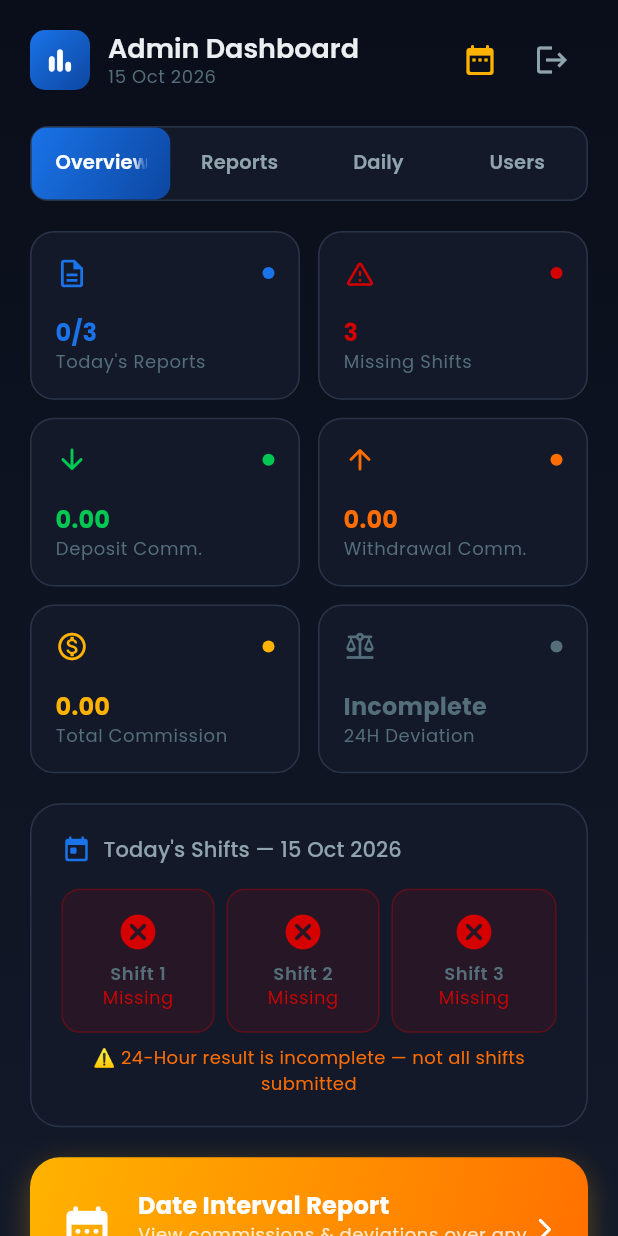
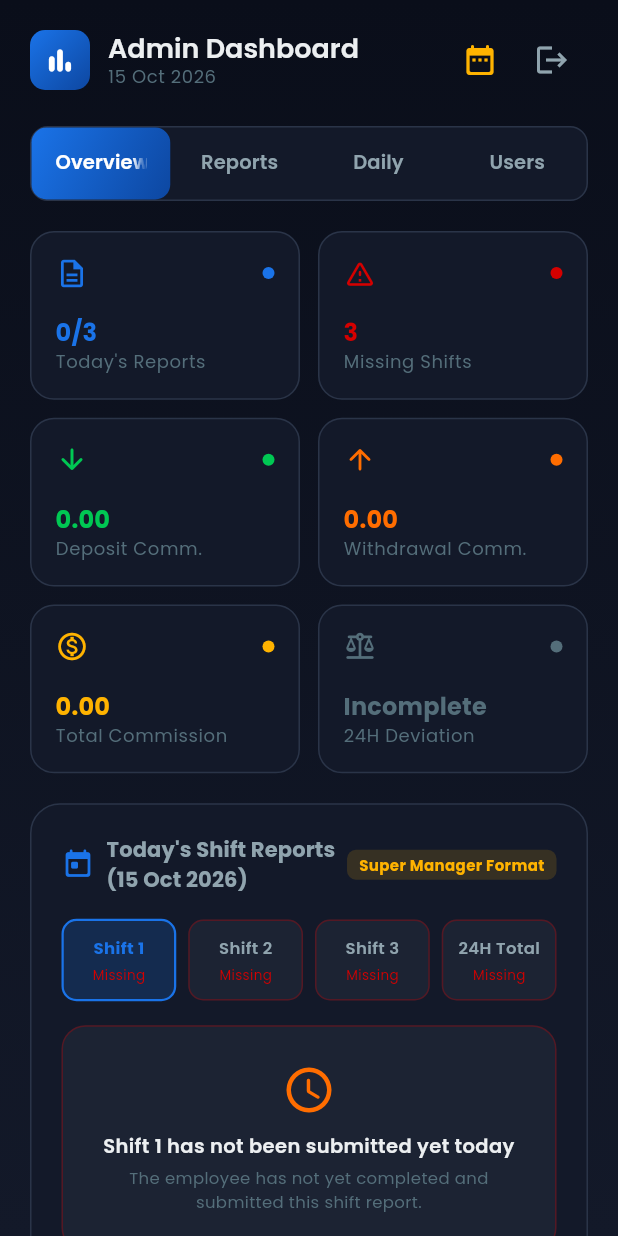
Before and after one commit to Trover21/MelBet-Report-Kidu, a Flutter app: the AdminDashboardScreen screen opened by its route, on a phone screen of 412 x 824 dp. Run offline on Flutter 3.47's test engine with Material 3 defaults, Android fonts, the phone set to English and light mode, and no system bars; drawn by our look-alikes of flutter_animate; our stand-ins replace dio, go_router, google_fonts, shared_preferences; accounts and stored records are empty; network calls fail.

Commit message:
feat: add Super Manager format shift report display with exact requested fields and copy to clipboard

```diff
--- a/lib/screens/admin/admin_dashboard_screen.dart
+++ b/lib/screens/admin/admin_dashboard_screen.dart
@@ -9,6 +9,7 @@ import '../../providers/report_provider.dart';
 import '../../data/models/shift_report_model.dart';
 import '../../data/models/user_model.dart';
 import 'widgets/status_badge.dart';
+import '../../widgets/super_manager_report_card.dart';
 
 class AdminDashboardScreen extends StatefulWidget {
   const AdminDashboardScreen({super.key});
@@ -32,6 +33,7 @@ class _AdminDashboardScreenState extends State<AdminDashboardScreen>
   }
 
   String _userFilter = 'all'; // 'all', 'pending', 'active', 'disabled'
+  int _selectedTodayShift = 1; // 1, 2, 3, or 0 (0 = 24H aggregate)
 
   @override
   void dispose() {
@@ -351,6 +353,15 @@ class _AdminDashboardScreenState extends State<AdminDashboardScreen>
 
   Widget _buildTodaysShiftStatus(BuildContext context, ReportProvider rp) {
     final todayReports = rp.todaysReports;
+    final s1 = todayReports.where((r) => r.shiftNumber == 1).firstOrNull;
+    final s2 = todayReports.where((r) => r.shiftNumber == 2).firstOrNull;
+    final s3 = todayReports.where((r) => r.shiftNumber == 3).firstOrNull;
+
+    // Determine current report to display
+    ShiftReport? selectedReport;
+    if (_selectedTodayShift == 1) selectedReport = s1;
+    if (_selectedTodayShift == 2) selectedReport = s2;
+    if (_selectedTodayShift == 3) selectedReport = s3;
 
     return Container(
       padding: const EdgeInsets.all(20),
@@ -365,106 +376,227 @@ class _AdminDashboardScreenState extends State<AdminDashboardScreen>
           Row(
             children: [
               const Icon(Icons.today_rounded,
-                  color: AppTheme.primary, size: 20),
+                  color: AppTheme.primary, size: 22),
               const SizedBox(width: 8),
-              Text(
-                "Today's Shifts — ${AppUtils.formatDate(DateTime.now())}",
-                style: Theme.of(context).textTheme.titleSmall,
+              Expanded(
+                child: Text(
+                  "Today's Shift Reports (${AppUtils.formatDate(DateTime.now())})",
+                  style: Theme.of(context).textTheme.titleSmall?.copyWith(fontWeight: FontWeight.bold),
+                ),
+              ),
+              Container(
+                padding: const EdgeInsets.symmetric(horizontal: 8, vertical: 3),
+                decoration: BoxDecoration(
+                  color: AppTheme.accent.withOpacity(0.15),
+                  borderRadius: BorderRadius.circular(6),
+                ),
+                child: const Text(
+                  'Super Manager Format',
+                  style: TextStyle(
+                    color: AppTheme.accent,
+                    fontSize: 10,
+                    fontWeight: FontWeight.bold,
+                  ),
+                ),
               ),
             ],
           ),
           const SizedBox(height: 16),
+
+          // ── Shift Selector Tabs ──────────────────────────────────
           Row(
-            children: List.generate(3, (i) {
-              final shift = i + 1;
-              final rep = todayReports
-                  .where((r) => r.shiftNumber == shift)
-                  .firstOrNull;
-              final hasReport = rep != null;
+            children: [
+              _shiftSelectorChip(
+                label: 'Shift 1',
+                shiftNum: 1,
+                hasReport: s1 != null,
+                dev: s1?.deviation,
+                isSelected: _selectedTodayShift == 1,
+                onTap: () => setState(() => _selectedTodayShift = 1),
+              ),
+              const SizedBox(width: 8),
+              _shiftSelectorChip(
+                label: 'Shift 2',
+                shiftNum: 2,
+                hasReport: s2 != null,
+                dev: s2?.deviation,
+                isSelected: _selectedTodayShift == 2,
+                onTap: () => setState(() => _selectedTodayShift = 2),
+              ),
+              const SizedBox(width: 8),
+              _shiftSelectorChip(
+                label: 'Shift 3',
+                shiftNum: 3,
+                hasReport: s3 != null,
+                dev: s3?.deviation,
+                isSelected: _selectedTodayShift == 3,
+                onTap: () => setState(() => _selectedTodayShift = 3),
+              ),
+              const SizedBox(width: 8),
+              _shiftSelectorChip(
+                label: '24H Total',
+                shiftNum: 0,
+                hasReport: todayReports.isNotEmpty,
+                dev: rp.todays24HourDeviation,
+                isSelected: _selectedTodayShift == 0,
+                onTap: () => setState(() => _selectedTodayShift = 0),
+              ),
+            ],
+          ),
+          const SizedBox(height: 16),
+
+          // ── Super Manager Format Report Card ─────────────────────
+          if (_selectedTodayShift == 0) ...[
+            // 24-Hour Aggregated Report
+            if (todayReports.isEmpty)
+              _emptyShiftState(context, 'No shifts submitted yet today')
+            else
+              _build24HourSuperManagerCard(context, rp, todayReports)
+          ] else ...[
+            // Single Shift Report
+            if (selectedReport != null)
+              SuperManagerReportCard.fromReport(selectedReport)
+            else
+              _emptyShiftState(
+                context,
+                'Shift $_selectedTodayShift has not been submitted yet today',
+              ),
+          ],
+        ],
+      ),
+    );
+  }
+
+  Widget _shiftSelectorChip({
+    required String label,
+    required int shiftNum,
+    required bool hasReport,
+    double? dev,
+    required bool isSelected,
+    required VoidCallback onTap,
+  }) {
     return Expanded(
+      child: GestureDetector(
+        onTap: onTap,
         child: Container(
-                  margin: EdgeInsets.only(right: i < 2 ? 8 : 0),
-                  padding: const EdgeInsets.all(14),
+          padding: const EdgeInsets.symmetric(vertical: 10, horizontal: 6),
           decoration: BoxDecoration(
-                    color: hasReport
-                        ? AppTheme.success.withOpacity(0.1)
-                        : AppTheme.error.withOpacity(0.1),
-                    borderRadius: BorderRadius.circular(12),
+            color: isSelected
+                ? AppTheme.primary.withOpacity(0.2)
+                : AppTheme.bgSurface,
+            borderRadius: BorderRadius.circular(10),
             border: Border.all(
-                      color: hasReport
-                          ? AppTheme.success.withOpacity(0.3)
-                          : AppTheme.error.withOpacity(0.3),
+              color: isSelected
+                  ? AppTheme.primary
+                  : (hasReport
+                      ? AppTheme.bgBorder
+                      : AppTheme.error.withOpacity(0.3)),
+              width: isSelected ? 1.5 : 1,
             ),
           ),
           child: Column(
             children: [
-                      Icon(
-                        hasReport
-                            ? Icons.check_circle_rounded
-                            : Icons.cancel_rounded,
-                        color: hasReport ? AppTheme.success : AppTheme.error,
-                        size: 28,
-                      ),
-                      const SizedBox(height: 6),
-                      Text('Shift $shift',
-                          style: Theme.of(context)
-                              .textTheme
-                              .bodySmall
-                              ?.copyWith(fontWeight: FontWeight.w600)),
-                      if (hasReport)
               Text(
-                          AppUtils.formatDeviation(rep.deviation),
+                label,
                 style: TextStyle(
                   fontSize: 11,
-                            color: rep.deviation >= 0
+                  fontWeight: isSelected ? FontWeight.bold : FontWeight.w600,
+                  color: isSelected ? AppTheme.primary : AppTheme.textSecondary,
+                ),
+              ),
+              const SizedBox(height: 3),
+              if (hasReport && dev != null)
+                Text(
+                  AppUtils.formatDeviation(dev),
+                  style: TextStyle(
+                    fontSize: 10,
+                    fontWeight: FontWeight.bold,
+                    color: dev >= 0
                         ? AppTheme.deviationPositive
                         : AppTheme.deviationNegative,
-                            fontWeight: FontWeight.w700,
                   ),
+                  maxLines: 1,
+                  overflow: TextOverflow.ellipsis,
                 )
+              else if (hasReport)
+                const Icon(Icons.check_circle_rounded, color: AppTheme.success, size: 14)
               else
-                        Text('Missing',
-                            style: Theme.of(context)
-                                .textTheme
-                                .bodySmall
-                                ?.copyWith(color: AppTheme.error)),
+                const Text(
+                  'Missing',
+                  style: TextStyle(color: AppTheme.error, fontSize: 9),
+                ),
             ],
           ),
         ),
+      ),
     );
-            }),
+  }
+
+  Widget _build24HourSuperManagerCard(
+      BuildContext context, ReportProvider rp, List<ShiftReport> todayReports) {
+    final sorted = List<ShiftReport>.from(todayReports)
+      ..sort((a, b) => a.shiftNumber.compareTo(b.shiftNumber));
+
+    final first = sorted.first;
+    final last = sorted.last;
+
+    final initReady = first.initialReddy;
+    final initAcc = first.initialAccount;
+    final depComm = todayReports.fold(0.0, (s, r) => s + r.depositCommission);
+    final wdComm = todayReports.fold(0.0, (s, r) => s + r.withdrawalCommission);
+    final totComm = depComm + wdComm;
+    final endReady = last.endReddy;
+    final endAcc = last.endBalance + last.transferToNext;
+
+    final exp = initReady + initAcc + totComm;
+    final act = endReady + endAcc;
+    final dev = rp.todays24HourDeviation ?? (act - exp);
+
+    return SuperManagerReportCard(
+      title: '24-Hour Daily Total (${todayReports.length}/3 Shifts)',
+      date: DateTime.now(),
+      employeeName: todayReports.map((r) => 'S${r.shiftNumber}: ${r.employeeName}').join(', '),
+      initialReddy: initReady,
+      initialAccount: initAcc,
+      depositCommission: depComm,
+      withdrawalCommission: wdComm,
+      totalCommission: totComm,
+      endReddy: endReady,
+      endAccount: endAcc,
+      expected: exp,
+      actual: act,
+      deviation: dev,
+    );
+  }
+
+  Widget _emptyShiftState(BuildContext context, String message) {
+    return Container(
+      width: double.infinity,
+      padding: const EdgeInsets.all(24),
+      decoration: BoxDecoration(
+        color: AppTheme.bgSurface,
+        borderRadius: BorderRadius.circular(16),
+        border: Border.all(color: AppTheme.error.withOpacity(0.3)),
       ),
-          if (rp.todays24HourDeviation != null) ...[
-            const SizedBox(height: 12),
-            const Divider(),
-            const SizedBox(height: 8),
-            Row(
-              mainAxisAlignment: MainAxisAlignment.spaceBetween,
+      child: Column(
         children: [
-                Text('24-Hour Deviation',
-                    style: Theme.of(context).textTheme.titleSmall),
+          const Icon(Icons.schedule_rounded, color: AppTheme.warning, size: 36),
+          const SizedBox(height: 10),
           Text(
-                  AppUtils.formatDeviation(rp.todays24HourDeviation!),
-                  style: TextStyle(
-                    fontSize: 18,
-                    fontWeight: FontWeight.w700,
-                    color: rp.todays24HourDeviation! >= 0
-                        ? AppTheme.deviationPositive
-                        : AppTheme.deviationNegative,
+            message,
+            style: const TextStyle(
+              color: AppTheme.textPrimary,
+              fontWeight: FontWeight.w600,
+              fontSize: 13,
             ),
-                ),
-              ],
-            ),
-          ] else ...[
-            const SizedBox(height: 8),
-            const Center(
-              child: Text(
-                '⚠ 24-Hour result is incomplete — not all shifts submitted',
-                style: TextStyle(color: AppTheme.warning, fontSize: 12),
             textAlign: TextAlign.center,
           ),
+          const SizedBox(height: 4),
+          const Text(
+            'The employee has not yet completed and submitted this shift report.',
+            style: TextStyle(color: AppTheme.textMuted, fontSize: 11),
+            textAlign: TextAlign.center,
           ),
-          ],
         ],
       ),
     );
--- a/lib/screens/admin/report_detail_admin_screen.dart
+++ b/lib/screens/admin/report_detail_admin_screen.dart
@@ -8,6 +8,7 @@ import '../../providers/auth_provider.dart';
 import '../../providers/report_provider.dart';
 import '../../data/models/shift_report_model.dart';
 import 'widgets/status_badge.dart';
+import '../../widgets/super_manager_report_card.dart';
 
 class ReportDetailAdminScreen extends StatelessWidget {
   final String reportId;
@@ -48,6 +49,10 @@ class ReportDetailAdminScreen extends StatelessWidget {
           children: [
             // ── Employee Info ──────────────────────────────────
             _employeeCard(context, report),
+            const SizedBox(height: 16),
+
+            // ── Super Manager Format Card ─────────────────────
+            SuperManagerReportCard.fromReport(report),
             const SizedBox(height: 16),
 
             // ── Deviation Hero ─────────────────────────────────
```
Also changed, not shown: lib/widgets/super_manager_report_card.dart (added, +384 -0 lines). Lines whose indentation alone changed are shown as unchanged.
